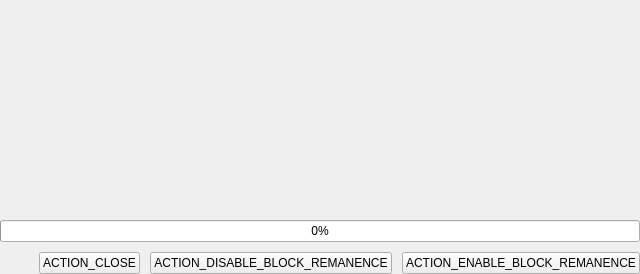
Above: parsec/core/gui/forms/remanence_management_widget.ui from Scille/parsec-cloud before the change. Below: the same form after it.
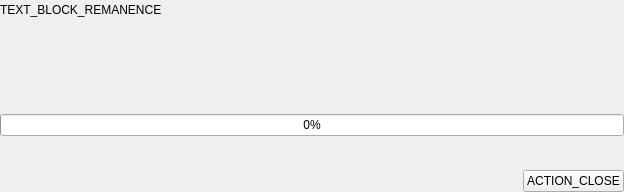
That is the form after the change. Custom widgets are drawn as their Qt base class.

Commit message: [GUI] Improve UX for offline availability dialog

```diff
--- a/parsec/core/gui/forms/remanence_management_widget.ui
+++ b/parsec/core/gui/forms/remanence_management_widget.ui
@@ -6,8 +6,8 @@
    <rect>
     <x>0</x>
     <y>0</y>
-    <width>640</width>
-    <height>269</height>
+    <width>624</width>
+    <height>192</height>
    </rect>
   </property>
   <property name="windowTitle">
@@ -29,6 +29,33 @@
    <property name="bottomMargin">
     <number>0</number>
    </property>
+   <item>
+    <layout class="QHBoxLayout" name="switch_layout">
+     <property name="spacing">
+      <number>10</number>
+     </property>
+     <item>
+      <widget class="QLabel" name="switch_label">
+       <property name="text">
+        <string>TEXT_BLOCK_REMANENCE</string>
+       </property>
+      </widget>
+     </item>
+     <item>
+      <spacer name="horizontalSpacer">
+       <property name="orientation">
+        <enum>Qt::Horizontal</enum>
+       </property>
+       <property name="sizeHint" stdset="0">
+        <size>
+         <width>40</width>
+         <height>20</height>
+        </size>
+       </property>
+      </spacer>
+     </item>
+    </layout>
+   </item>
    <item>
     <widget class="QLabel" name="label_info">
      <property name="text">
@@ -42,16 +69,6 @@
      </property>
     </widget>
    </item>
-   <item>
-    <widget class="QLabel" name="label_size">
-     <property name="text">
-      <string/>
-     </property>
-     <property name="wordWrap">
-      <bool>true</bool>
-     </property>
-    </widget>
-   </item>
    <item>
     <spacer name="verticalSpacer_2">
      <property name="orientation">
@@ -65,103 +82,6 @@
      </property>
     </spacer>
    </item>
-   <item>
-    <widget class="QLabel" name="label_blocks">
-     <property name="text">
-      <string/>
-     </property>
-     <property name="wordWrap">
-      <bool>true</bool>
-     </property>
-    </widget>
-   </item>
-   <item>
-    <widget class="QLabel" name="label_warning">
-     <property name="text">
-      <string/>
-     </property>
-    </widget>
-   </item>
-   <item>
-    <widget class="QWidget" name="waiting_widget" native="true">
-     <layout class="QVBoxLayout" name="verticalLayout_2">
-      <property name="spacing">
-       <number>0</number>
-      </property>
-      <property name="leftMargin">
-       <number>0</number>
-      </property>
-      <property name="topMargin">
-       <number>0</number>
-      </property>
-      <property name="rightMargin">
-       <number>0</number>
-      </property>
-      <property name="bottomMargin">
-       <number>0</number>
-      </property>
-      <item>
-       <widget class="QLabel" name="waiting_label">
-        <property name="text">
-         <string/>
-        </property>
-        <property name="alignment">
-         <set>Qt::AlignCenter</set>
-        </property>
-        <property name="wordWrap">
-         <bool>true</bool>
-        </property>
-       </widget>
-      </item>
-      <item>
-       <layout class="QHBoxLayout" name="horizontalLayout">
-        <item>
-         <spacer name="horizontalSpacer">
-          <property name="orientation">
-           <enum>Qt::Horizontal</enum>
-          </property>
-          <property name="sizeHint" stdset="0">
-           <size>
-            <width>40</width>
-            <height>20</height>
-           </size>
-          </property>
-         </spacer>
-        </item>
-        <item>
-         <widget class="SpinnerWidget" name="widget" native="true">
-          <property name="minimumSize">
-           <size>
-            <width>100</width>
-            <height>100</height>
-           </size>
-          </property>
-          <property name="maximumSize">
-           <size>
-            <width>100</width>
-            <height>100</height>
-           </size>
-          </property>
-         </widget>
-        </item>
-        <item>
-         <spacer name="horizontalSpacer_2">
-          <property name="orientation">
-           <enum>Qt::Horizontal</enum>
-          </property>
-          <property name="sizeHint" stdset="0">
-           <size>
-            <width>40</width>
-            <height>20</height>
-           </size>
-          </property>
-         </spacer>
-        </item>
-       </layout>
-      </item>
-     </layout>
-    </widget>
-   </item>
    <item>
     <widget class="QProgressBar" name="progress_bar">
      <property name="value">
@@ -170,17 +90,14 @@
     </widget>
    </item>
    <item>
-    <spacer name="verticalSpacer">
-     <property name="orientation">
-      <enum>Qt::Vertical</enum>
+    <widget class="QLabel" name="label_warning">
+     <property name="text">
+      <string/>
      </property>
-     <property name="sizeHint" stdset="0">
-      <size>
-       <width>5</width>
-       <height>5</height>
-      </size>
+     <property name="textFormat">
+      <enum>Qt::RichText</enum>
      </property>
-    </spacer>
+    </widget>
    </item>
    <item>
     <layout class="QHBoxLayout" name="horizontalLayout_2">
@@ -204,32 +121,10 @@
        </property>
       </widget>
      </item>
-     <item>
-      <widget class="QPushButton" name="disable_block_remanence_button">
-       <property name="text">
-        <string>ACTION_DISABLE_BLOCK_REMANENCE</string>
-       </property>
-      </widget>
-     </item>
-     <item>
-      <widget class="QPushButton" name="enable_block_remanence_button">
-       <property name="text">
-        <string>ACTION_ENABLE_BLOCK_REMANENCE</string>
-       </property>
-      </widget>
-     </item>
     </layout>
    </item>
   </layout>
  </widget>
- <customwidgets>
-  <customwidget>
-   <class>SpinnerWidget</class>
-   <extends>QWidget</extends>
-   <header>parsec.core.gui.custom_widgets</header>
-   <container>1</container>
-  </customwidget>
- </customwidgets>
  <resources/>
  <connections/>
 </ui>
```
The commit also changes 4 other files.
